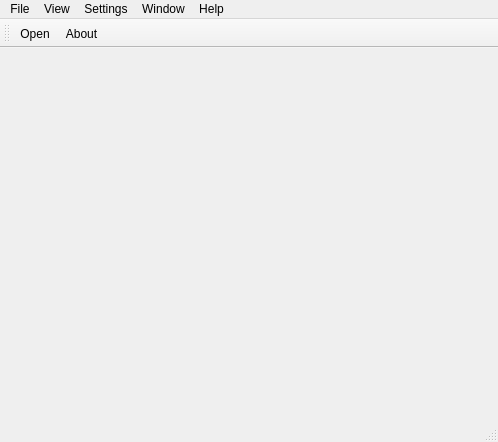
Before: the Qt Designer form trunk/src/core/ui/toolboxmaindeffile.ui in mk4me/hm-mde-one, drawn with Qt 5.
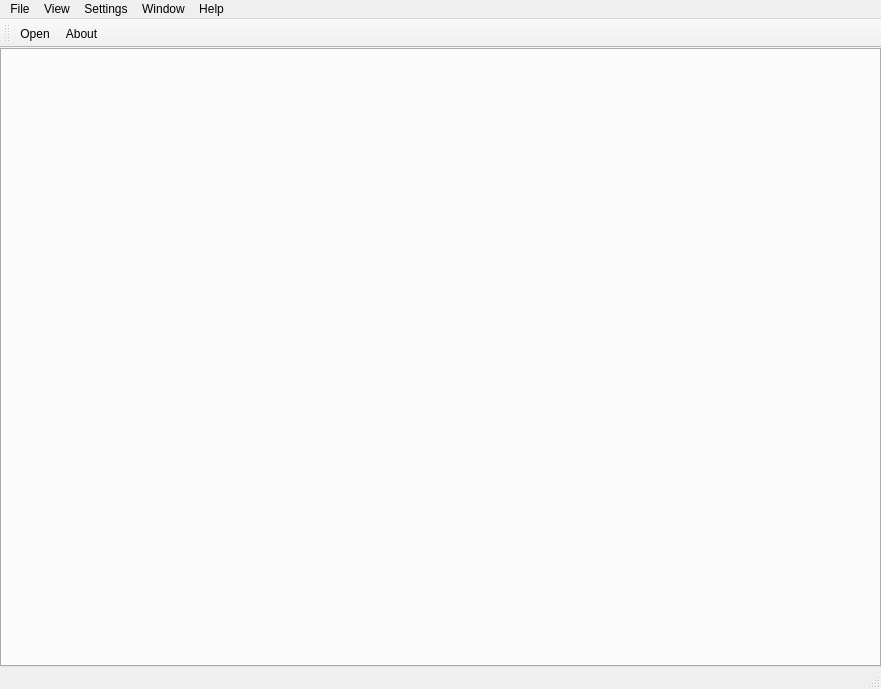
After: the same form once the commit is applied.

What changed in the file:
```diff
--- a/trunk/src/core/ui/toolboxmaindeffile.ui
+++ b/trunk/src/core/ui/toolboxmaindeffile.ui
@@ -6,14 +6,30 @@
    <rect>
     <x>0</x>
     <y>0</y>
-    <width>498</width>
-    <height>442</height>
+    <width>881</width>
+    <height>689</height>
    </rect>
   </property>
   <property name="windowTitle">
    <string>ToolboxMain</string>
   </property>
-  <widget class="QWidget" name="centralWidget"/>
+  <widget class="QWidget" name="centralWidget">
+   <layout class="QHBoxLayout" name="horizontalLayout">
+    <property name="spacing">
+     <number>0</number>
+    </property>
+    <property name="margin">
+     <number>0</number>
+    </property>
+    <item>
+     <widget class="QTabWidget" name="tabWidget">
+      <property name="currentIndex">
+       <number>-1</number>
+      </property>
+     </widget>
+    </item>
+   </layout>
+  </widget>
   <widget class="QToolBar" name="mainToolBar">
    <property name="windowTitle">
     <string>Toolbar</string>
@@ -36,7 +52,7 @@
     <rect>
      <x>0</x>
      <y>0</y>
-     <width>498</width>
+     <width>881</width>
      <height>21</height>
     </rect>
    </property>
```
